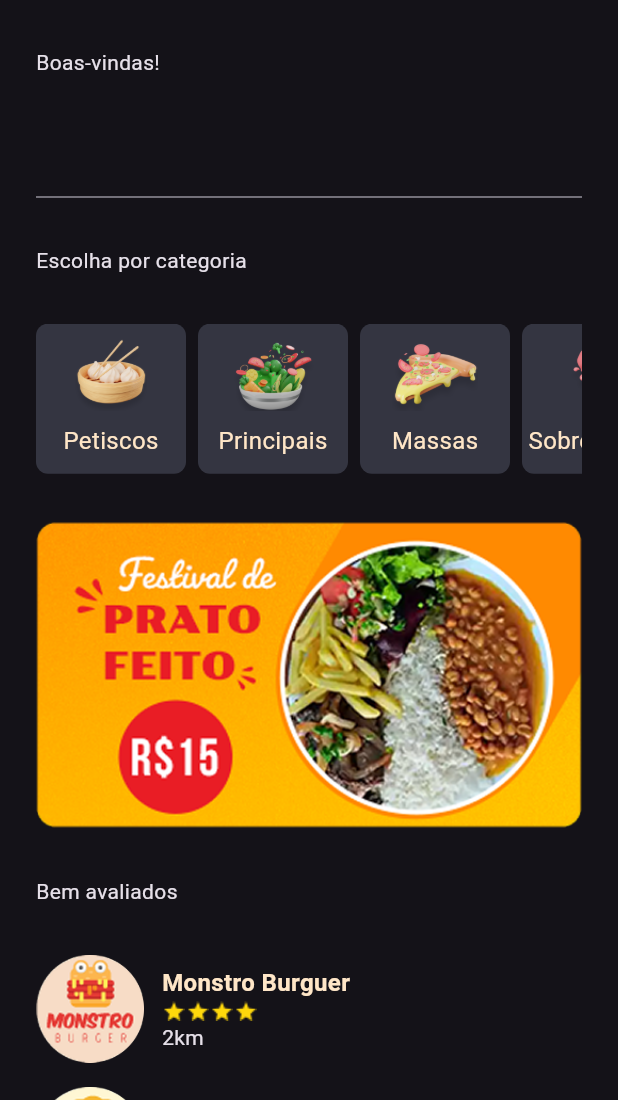
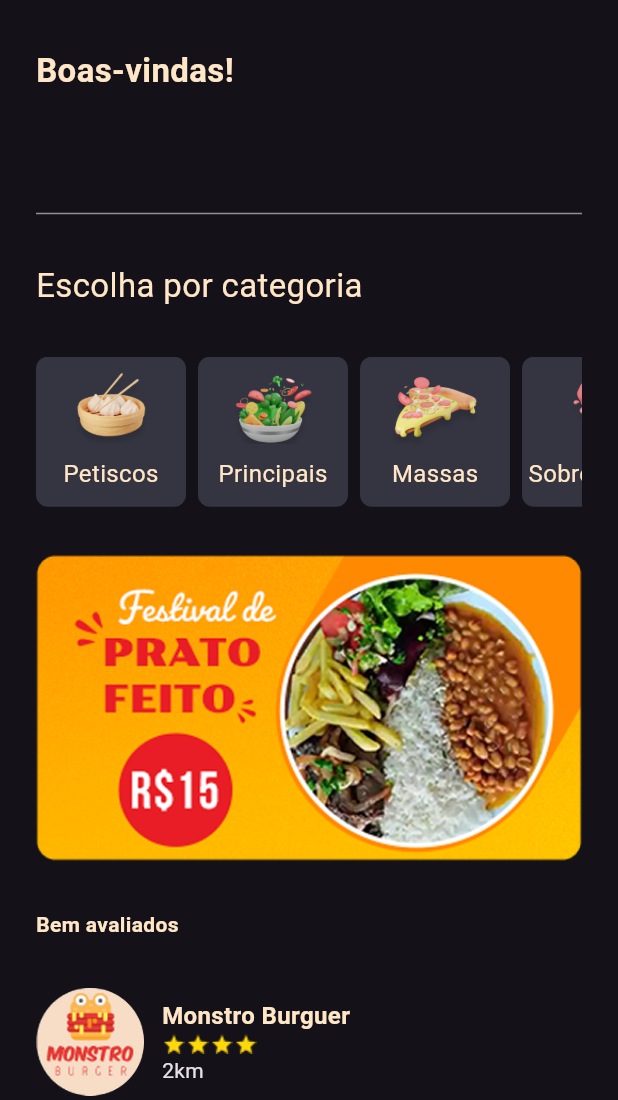
Before and after one commit to thomaspollarini/techtaste, a Flutter app: the HomeScreen screen opened directly, on a phone screen of 412 x 824 dp, the part 136-1236 px from its top. Run offline on Flutter 3.47's test engine with Material 3 defaults, Android fonts, the phone set to English and light mode, and no system bars; drawn by our look-alikes of badges.

Commit message:
minor visual changes

```diff
--- a/lib/ui/home/home_screen.dart
+++ b/lib/ui/home/home_screen.dart
@@ -2,6 +2,7 @@ import 'package:flutter/material.dart';
 import 'package:myapp/data/categories_data.dart';
 import 'package:myapp/data/restaurant_data.dart';
 import 'package:myapp/model/restaurant.dart';
+import 'package:myapp/ui/_core/app_colors.dart';
 import 'package:myapp/ui/_core/widgets/appbar.dart';
 import 'package:myapp/ui/home/widgets/category_widget.dart';
 import 'package:myapp/ui/home/widgets/restaurant_widget.dart';
@@ -24,9 +25,19 @@ class HomeScreen extends StatelessWidget {
             crossAxisAlignment: CrossAxisAlignment.start,
             children: [
               Center(child: Image.asset('assets/logo.png', width: 147)),
-              Text("Boas-vindas!"),
+              Text(
+                "Boas-vindas!",
+                style: TextStyle(
+                  color: AppColors.highlightText,
+                  fontWeight: FontWeight.bold,
+                  fontSize: 22,
+                ),
+              ),
               TextFormField(),
-              Text("Escolha por categoria"),
+              Text(
+                "Escolha por categoria",
+                style: TextStyle(color: AppColors.highlightText, fontSize: 22),
+              ),
               SingleChildScrollView(
                 scrollDirection: Axis.horizontal,
                 child: Row(
@@ -42,7 +53,13 @@ class HomeScreen extends StatelessWidget {
                 ),
               ),
               Image.asset("assets/banners/banner_promo.png"),
-              Text("Bem avaliados"),
+              Text(
+                "Bem avaliados",
+                style: TextStyle(
+                  color: AppColors.highlightText,
+                  fontWeight: FontWeight.bold,
+                ),
+              ),
               Column(
                 spacing: 16.0,
                 children: List.generate(restaurantData.listRestaurant.length, (
```
